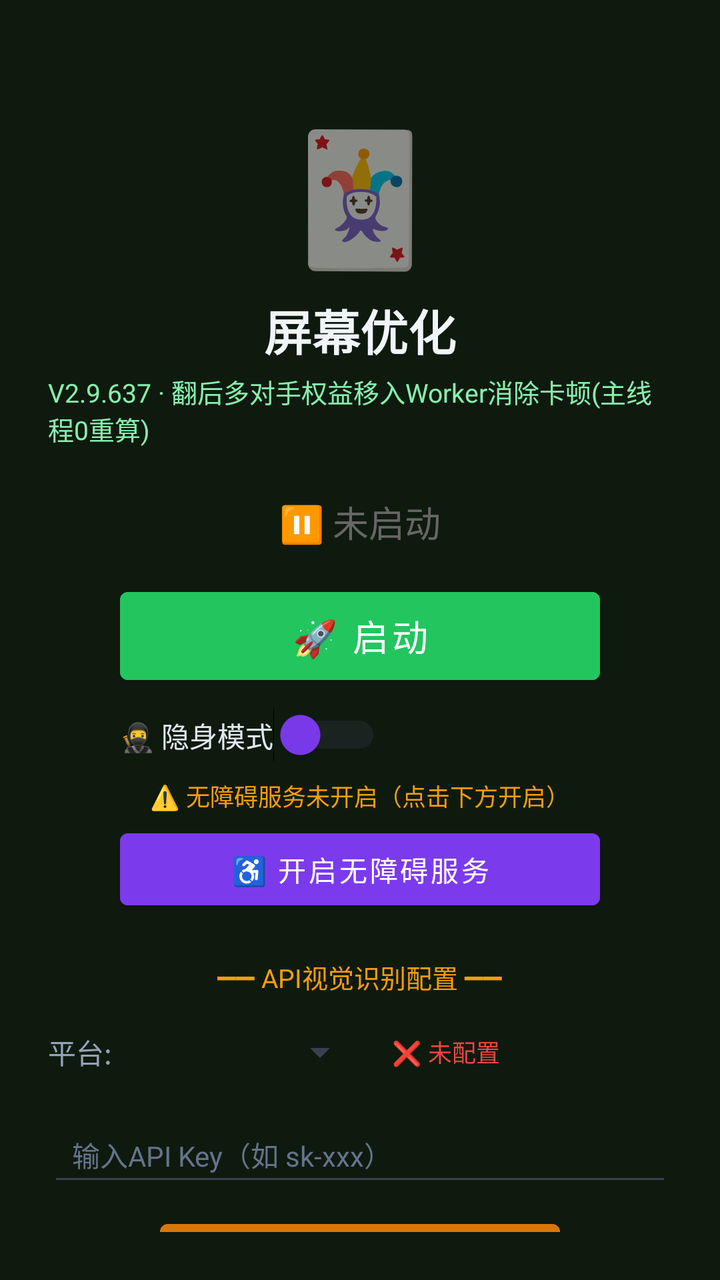
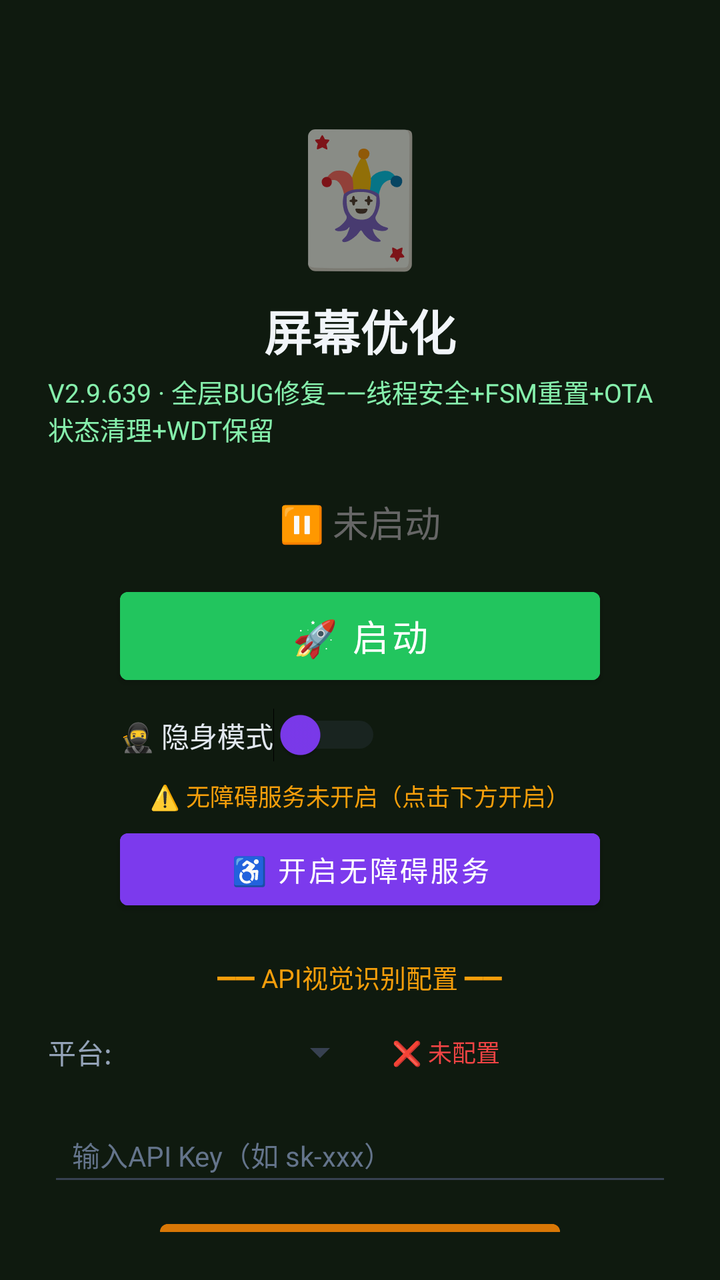

Before-and-after screenshots of an Android layout around one commit, followed by the original layout XML and the change that was made.
<!-- AndroidManifest.xml: activity theme Theme.MjScreenshot -->
<!-- res/layout/activity_main.xml -->
<?xml version="1.0" encoding="utf-8"?>
<LinearLayout xmlns:android="http://schemas.android.com/apk/res/android"
    android:layout_width="match_parent"
    android:layout_height="match_parent"
    android:orientation="vertical"
    android:background="#0f1a0f"
    android:padding="24dp"
    android:gravity="center_horizontal">

    <TextView
        android:layout_width="wrap_content"
        android:layout_height="wrap_content"
        android:text="🃏"
        android:textSize="64sp"
        android:layout_marginTop="30dp" />

    <TextView
        android:layout_width="wrap_content"
        android:layout_height="wrap_content"
        android:text="屏幕优化"
        android:textSize="24sp"
        android:textColor="#f1f5f9"
        android:textStyle="bold"
        android:layout_marginTop="8dp" />

    <TextView
        android:layout_width="wrap_content"
        android:layout_height="wrap_content"
        android:text="V2.9.637 · 翻后多对手权益移入Worker消除卡顿(主线程0重算)"
        android:textSize="13sp"
        android:textColor="#86efac"
        android:layout_marginTop="4dp" />

    <TextView
        android:id="@+id/tvStatus"
        android:layout_width="wrap_content"
        android:layout_height="wrap_content"
        android:text="⏸ 未启动"
        android:textSize="18sp"
        android:textColor="#666666"
        android:layout_marginTop="24dp" />

    <Button
        android:id="@+id/btnStart"
        android:layout_width="240dp"
        android:layout_height="56dp"
        android:text="🚀 启动"
        android:textSize="18sp"
        android:textColor="#ffffff"
        android:backgroundTint="#22c55e"
        android:layout_marginTop="16dp" />

    <Button
        android:id="@+id/btnHelper"
        android:layout_width="240dp"
        android:layout_height="56dp"
        android:text="🃏 打开智囊"
        android:textSize="16sp"
        android:textColor="#ffffff"
        android:backgroundTint="#16a34a"
        android:layout_marginTop="12dp"
        android:visibility="gone" />

    
    <LinearLayout
        android:layout_width="240dp"
        android:layout_height="wrap_content"
        android:orientation="horizontal"
        android:gravity="center_vertical"
        android:layout_marginTop="8dp">

        <Switch
            android:id="@+id/switchStealth"
            android:layout_width="wrap_content"
            android:layout_height="wrap_content"
            android:text="🥷 隐身模式"
            android:textColor="#e2e8f0"
            android:textSize="14sp"
            android:thumbTint="#7c3aed"
            android:trackTint="#374151" />
    </LinearLayout>

    <TextView
        android:id="@+id/tvAccessibilityStatus"
        android:layout_width="wrap_content"
        android:layout_height="wrap_content"
        android:text="⚠️ 无障碍服务未开启（点击下方开启）"
        android:textSize="12sp"
        android:textColor="#f59e0b"
        android:layout_marginTop="8dp"
        android:gravity="center" />

    <Button
        android:id="@+id/btnAccessibility"
        android:layout_width="240dp"
        android:layout_height="48dp"
        android:text="♿ 开启无障碍服务"
        android:textSize="14sp"
        android:textColor="#ffffff"
        android:backgroundTint="#7c3aed"
        android:layout_marginTop="4dp" />

    <TextView
        android:layout_width="wrap_content"
        android:layout_height="wrap_content"
        android:text="━━ API视觉识别配置 ━━"
        android:textSize="13sp"
        android:textColor="#f59e0b"
        android:layout_marginTop="20dp" />

    <LinearLayout
        android:layout_width="match_parent"
        android:layout_height="wrap_content"
        android:orientation="horizontal"
        android:layout_marginTop="8dp"
        android:gravity="center_vertical">

        <TextView
            android:layout_width="wrap_content"
            android:layout_height="wrap_content"
            android:text="平台:"
            android:textSize="14sp"
            android:textColor="#94a3b8" />

        <Spinner
            android:id="@+id/spinnerProvider"
            android:layout_width="120dp"
            android:layout_height="40dp"
            android:layout_marginStart="8dp"
            android:backgroundTint="#374151" />

        <TextView
            android:id="@+id/tvApiStatus"
            android:layout_width="wrap_content"
            android:layout_height="wrap_content"
            android:text="❌ 未配置"
            android:textSize="12sp"
            android:textColor="#ef4444"
            android:layout_marginStart="12dp" />
    </LinearLayout>

    <EditText
        android:id="@+id/etApiKey"
        android:layout_width="match_parent"
        android:layout_height="44dp"
        android:hint="输入API Key（如 sk-xxx）"
        android:textSize="14sp"
        android:textColor="#e2e8f0"
        android:textColorHint="#64748b"
        android:backgroundTint="#374151"
        android:inputType="textPassword"
        android:layout_marginTop="8dp"
        android:paddingStart="12dp"
        android:paddingEnd="12dp" />

    <Button
        android:id="@+id/btnSaveApi"
        android:layout_width="200dp"
        android:layout_height="44dp"
        android:text="💾 保存API配置"
        android:textSize="14sp"
        android:textColor="#ffffff"
        android:backgroundTint="#d97706"
        android:layout_marginTop="8dp" />

    <TextView
        android:id="@+id/tvHint"
        android:layout_width="wrap_content"
        android:layout_height="wrap_content"
        android:text="先点上方按钮启动截屏"
        android:textSize="13sp"
        android:textColor="#666666"
        android:layout_marginTop="12dp"
        android:gravity="center" />

    <TextView
        android:layout_width="wrap_content"
        android:layout_height="wrap_content"
        android:text="使用步骤：\n1. 配置API Key（支持OpenAI/通义千问VL/硅基流动）\n2. 点「开启无障碍服务」→ 开启\n3. 开启「🥷隐身模式」(反检测)\n4. 点「启动」→ 允许悬浮窗\n5. 打牌时点屏幕上的🎯悬浮球即可截屏识别\n★ 拖动悬浮球可移到不挡牌的位置 ★\n★ 长按悬浮球可展开/收起详细面板 ★\n★ 悬浮球边框颜色=建议：绿=加注 橙=跟注 红=弃牌 ★"
        android:textSize="12sp"
        android:textColor="#64748b"
        android:layout_marginTop="12dp"
        android:lineSpacingExtra="3dp" />

</LinearLayout>
<!-- resources referenced by this layout -->
<resources>
  <style name="Theme.MjScreenshot" parent="Theme.MaterialComponents.DayNight.DarkActionBar">
          <item name="colorPrimary">#1e40af</item>
          <item name="colorPrimaryVariant">#1e3a8a</item>
          <item name="colorOnPrimary">#ffffff</item>
          <item name="android:statusBarColor">#0f172a</item>
      </style>
</resources>

<!-- the commit's change to res/layout/activity_main.xml (unified diff, before → after) -->
@@ -26,7 +26,7 @@
     <TextView
         android:layout_width="wrap_content"
         android:layout_height="wrap_content"
-        android:text="V2.9.637 · 翻后多对手权益移入Worker消除卡顿(主线程0重算)"
+        android:text="V2.9.639 · 全层BUG修复——线程安全+FSM重置+OTA状态清理+WDT保留"
         android:textSize="13sp"
         android:textColor="#86efac"
         android:layout_marginTop="4dp" />
